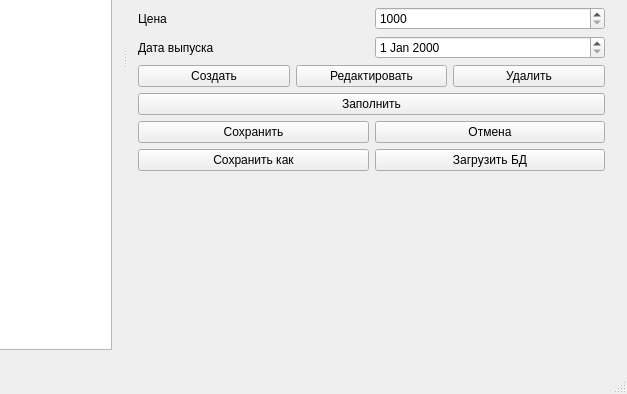
Above: mainwindow.ui from Sapfir0/ProgramLab before the change; both pictures show x 226 to 853 and y 274 to 668 of the 853 by 668 pixel window. Below: the same form after it.
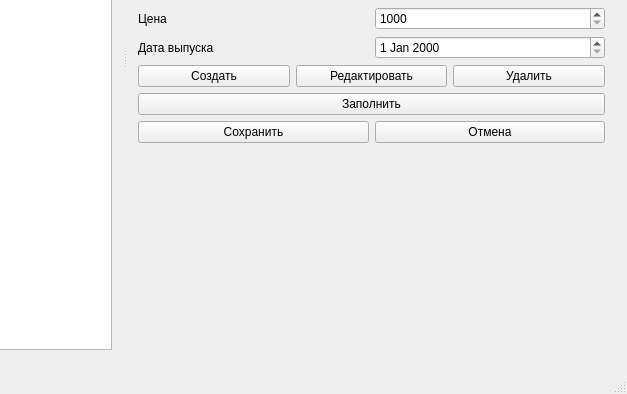
That is the form after the change.

The edit to the form file:
```diff
--- a/mainwindow.ui
+++ b/mainwindow.ui
@@ -340,22 +340,7 @@
            </layout>
           </item>
           <item>
-           <layout class="QHBoxLayout" name="horizontalLayout_15">
-            <item>
-             <widget class="QPushButton" name="saveUsBtn">
-              <property name="text">
-               <string>Сохранить как</string>
-              </property>
-             </widget>
-            </item>
-            <item>
-             <widget class="QPushButton" name="loadBtn">
-              <property name="text">
-               <string>Загрузить БД</string>
-              </property>
-             </widget>
-            </item>
-           </layout>
+           <layout class="QHBoxLayout" name="horizontalLayout_15"/>
           </item>
           <item>
            <spacer name="verticalSpacer">
```
